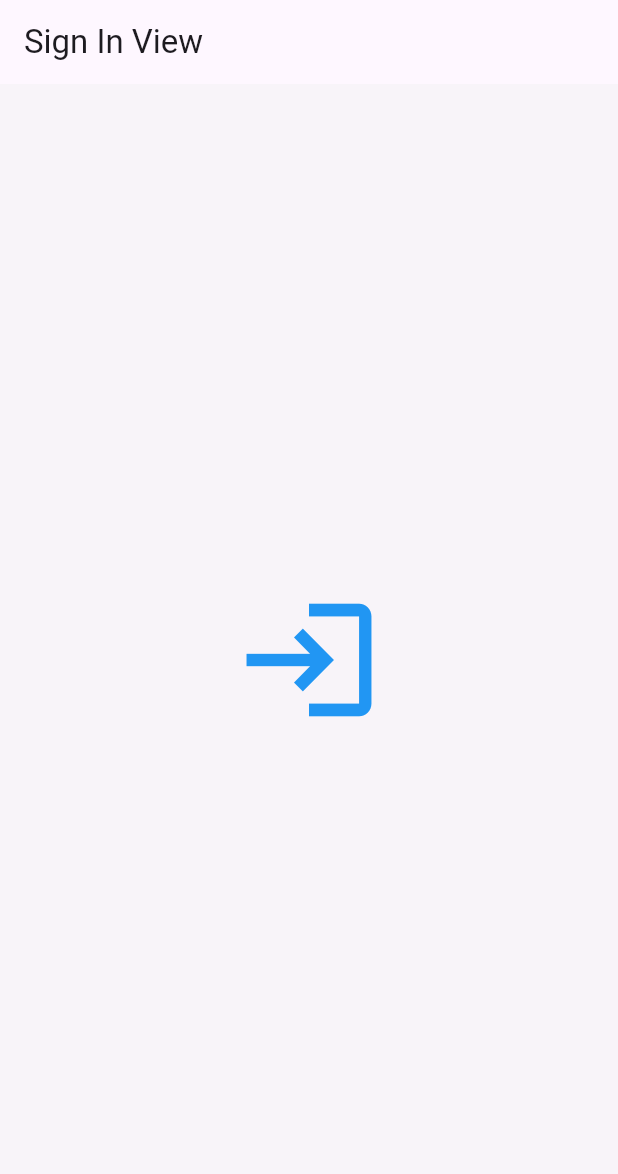
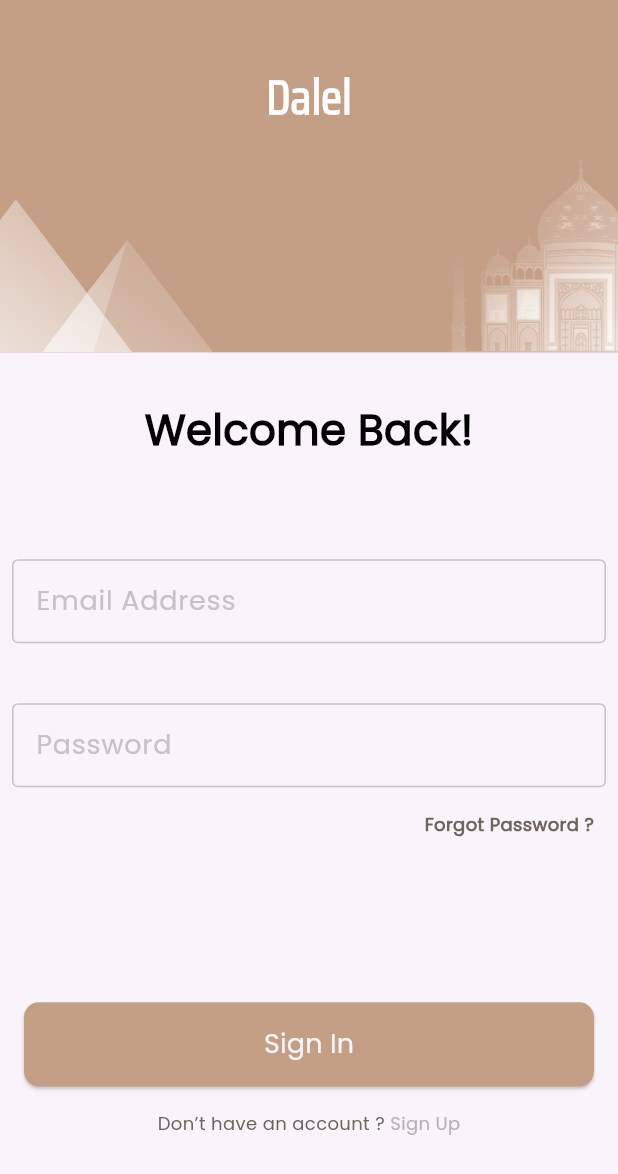
Before and after one commit to 3liMagdy/Dalel, a Flutter app: the SignInView screen opened by its route, on a phone screen of 412 x 824 dp. Shown: the top 1174 px of the screen. Run offline on Flutter 3.47's test engine with Material 3 defaults, Android fonts, the phone set to English and light mode, and no system bars; our stand-ins replace bloc, equatable, firebase_auth, firebase_core, flutter_bloc, flutter_svg and 5 more; accounts and stored records are empty.

Commit message:
craet sign in view

```diff
--- a/lib/core/routes/app_router.dart
+++ b/lib/core/routes/app_router.dart
@@ -1,4 +1,5 @@
 import 'package:dalel/features/auth/presentation/manger/cubit/auth_cubit.dart';
+import 'package:dalel/features/auth/presentation/view/forget_password_view.dart';
 import 'package:dalel/features/auth/presentation/view/sign_in_view.dart';
 import 'package:dalel/features/auth/presentation/view/sign_up_view.dart';
 import 'package:dalel/features/home/presentation/views/view/home_view.dart';
@@ -13,6 +14,7 @@ abstract class AppRouter {
   static const String kSignUpRoute = "/signUp";
   static const String kSignInRoute = "/signIn";
   static const String kHomeRoute = "/home";
+  static const String kForgetPasswordRoute = "/forgetPassword";
 }
 
 final GoRouter router = GoRouter(
@@ -41,8 +43,13 @@ final GoRouter router = GoRouter(
       ),
     ),
       GoRoute(
+      path: AppRouter.kForgetPasswordRoute,
+      builder: (context, state) => const ForgetPasswordView(),
+    ),
+      GoRoute(
       path: AppRouter.kHomeRoute,
       builder: (context, state) => const HomeView(),
     ),
+
   ],
 );
--- a/lib/core/utils/app_text_styles.dart
+++ b/lib/core/utils/app_text_styles.dart
@@ -14,6 +14,12 @@ abstract class CustomTextStyles {
     fontSize: 28,
     fontWeight: FontWeight.w600,
     color: Colors.black,
+    fontFamily: "Poppins",
+  );
+   static final poppins600style12 = TextStyle(
+    fontSize: 12,
+    fontWeight: FontWeight.w600,
+    color: Color(0xFF6F6460),
     fontFamily: "Poppins",
   );
 
@@ -59,4 +65,10 @@ abstract class CustomTextStyles {
     color: Colors.white,
     fontFamily: "Pacifico",
   );
+   static const saira700style32 = TextStyle(
+    fontSize: 32,
+    fontWeight: FontWeight.w700,
+    color: Colors.white,
+    fontFamily: "Saira",
+  );
   }
--- /dev/null
+++ b/lib/features/auth/presentation/view/forget_password_view.dart
@@ -0,0 +1,17 @@
+
+
+import 'package:flutter/material.dart';
+
+class ForgetPasswordView extends StatelessWidget {
+  const ForgetPasswordView({super.key});
+
+  @override
+  Widget build(BuildContext context) {
+    return Scaffold(
+      appBar: AppBar(),
+      body: Center(
+        child: Text('Forget Password View'),
+      ),
+    );
+  }
+}
--- a/lib/features/auth/presentation/view/sign_in_view.dart
+++ b/lib/features/auth/presentation/view/sign_in_view.dart
@@ -1,7 +1,7 @@
-
-
-import 'package:dalel/core/functions/navigation.dart';
-import 'package:dalel/core/routes/app_router.dart';
+import 'package:dalel/core/utils/app_string.dart';
+import 'package:dalel/features/auth/presentation/widgets/banner_sign_in.dart';
+import 'package:dalel/features/auth/presentation/widgets/custom_signin_from.dart';
+import 'package:dalel/features/auth/presentation/widgets/welcome_text_widget.dart';
 import 'package:flutter/material.dart';
 
 class SignInView extends StatelessWidget {
@@ -10,18 +10,16 @@ class SignInView extends StatelessWidget {
   @override
   Widget build(BuildContext context) {
     return Scaffold(
-      appBar: AppBar(
-        title: const Text('Sign In View'),
+      body: CustomScrollView(
+
+        slivers: [
+          SliverToBoxAdapter(child: BannerSignIn()),
+          SliverToBoxAdapter(child: SizedBox(height: 32)),
+          SliverToBoxAdapter(child: WelcomeTextWidget(text: AppStrings.welcomeBack)),
+          SliverToBoxAdapter(child: SizedBox(height: 42)),
+          SliverToBoxAdapter(child: CustomSigninFrom(),)
+          ],
       ),
-      body: Center(
-        child: IconButton(
-          icon: const Icon(Icons.login),
-          iconSize: 100,
-          color: Colors.blue,
-          onPressed: (){
-            customNavigatepushReplacement(context, AppRouter.kSignUpRoute);
-          },
-      ),
-    ));
+    );
   }
 }
--- /dev/null
+++ b/lib/features/auth/presentation/widgets/banner_sign_in.dart
@@ -0,0 +1,35 @@
+import 'package:dalel/core/utils/app_assets.dart';
+import 'package:dalel/core/utils/app_colors.dart';
+import 'package:dalel/core/utils/app_string.dart';
+import 'package:dalel/core/utils/app_text_styles.dart';
+import 'package:flutter/material.dart';
+import 'package:flutter_svg/svg.dart';
+
+class BannerSignIn extends StatelessWidget {
+  const BannerSignIn({super.key});
+
+  @override
+  Widget build(BuildContext context) {
+    final double hight = MediaQuery.of(context).size.height;
+    print(hight * 0.28505774278);
+    return Container(
+      height: hight * 0.28505774278,
+      decoration: BoxDecoration(color: AppColors.primaryColor),
+      child: Column(
+        mainAxisAlignment: MainAxisAlignment.end,
+        children: [
+          Text(AppStrings.appName, style: CustomTextStyles.saira700style32),
+          SizedBox(height: 18),
+          Row(
+            crossAxisAlignment: CrossAxisAlignment.end,
+            mainAxisAlignment: MainAxisAlignment.spaceBetween,
+            children: [
+              SvgPicture.asset(AppAssets.vector1),
+              SvgPicture.asset(AppAssets.vector2),
+            ],
+          ),
+        ],
+      ),
+    );
+  }
+}
--- /dev/null
+++ b/lib/features/auth/presentation/widgets/custom_section_one_from.dart
@@ -0,0 +1,43 @@
+
+
+
+import 'package:dalel/core/functions/navigation.dart';
+import 'package:dalel/core/routes/app_router.dart';
+import 'package:dalel/core/utils/app_string.dart';
+import 'package:dalel/features/auth/presentation/widgets/custom_text_field.dart';
+import 'package:dalel/features/auth/presentation/widgets/forgot%20_password.dart';
+import 'package:flutter/material.dart';
+
+class Custom_section_one_from extends StatelessWidget {
+  const Custom_section_one_from({super.key});
+
+  @override
+  Widget build(BuildContext context) {
+    return Column(
+       crossAxisAlignment: CrossAxisAlignment.end,
+      children: [
+        CustomTextFormField(
+          labelText: AppStrings.emailAddress,
+          onChanged: (email) {
+            // Handle email input change
+          },
+        ),
+        SizedBox(height: 16),
+        CustomTextFormField(
+          labelText: AppStrings.password,
+          obscureText: true,
+          onChanged: (password) {
+            // Handle password input change
+          },
+        ),
+        SizedBox(height: 16),
+        GestureDetector(
+          onTap: () {
+        customNavigatepushReplacement(context, AppRouter.kForgetPasswordRoute);
+          },
+          child: ForgotPassword(),
+        ),
+      ],
+    );
+  }
+}
--- /dev/null
+++ b/lib/features/auth/presentation/widgets/custom_section_two_from.dart
@@ -0,0 +1,41 @@
+
+
+
+import 'package:dalel/core/functions/navigation.dart';
+import 'package:dalel/core/routes/app_router.dart';
+import 'package:dalel/core/utils/app_string.dart';
+import 'package:dalel/core/widgets/custom_btn.dart';
+import 'package:dalel/features/auth/presentation/widgets/have_an_account_widget.dart';
+import 'package:flutter/material.dart';
+
+class Custom_section_two_feom extends StatelessWidget {
+  const Custom_section_two_feom({super.key});
+
+  @override
+  Widget build(BuildContext context) {
+     final double hight = MediaQuery.of(context).size.height;
+    return Column(
+      children: [
+ SizedBox(height: hight * 0.1338582677),
+          Padding(
+            padding: const EdgeInsets.symmetric(horizontal: 16.0),
+            child: CustomBtn(
+              text: AppStrings.signIn,
+              onPressed: () {
+                customNavigatepushReplacement(context, AppRouter.kHomeRoute);
+              },
+            ),
+          ),
+          SizedBox(height: 16),
+          HaveAnAccountWidget(
+            text1: AppStrings.dontHaveAnAccount,
+            text2: AppStrings.signUp,
+            onTap: () {
+              customNavigatepushReplacement(context, AppRouter.kSignUpRoute);
+            },
+          ),
+          SizedBox(height: 40),
+      ],
+    );
+  }
+}
--- /dev/null
+++ b/lib/features/auth/presentation/widgets/custom_signin_from.dart
@@ -0,0 +1,21 @@
+import 'package:dalel/features/auth/presentation/widgets/custom_section_one_from.dart';
+import 'package:dalel/features/auth/presentation/widgets/custom_section_two_from.dart';
+import 'package:flutter/material.dart';
+
+class CustomSigninFrom extends StatelessWidget {
+  const CustomSigninFrom({super.key});
+
+  @override
+  Widget build(BuildContext context) {
+
+    return Form(
+      child: Column(
+        crossAxisAlignment: CrossAxisAlignment.end,
+        children: [
+         Custom_section_one_from(),
+         Custom_section_two_feom(),
+        ],
+      ),
+    );
+  }
+}
--- /dev/null
+++ b/lib/features/auth/presentation/widgets/forgot _password.dart
@@ -0,0 +1,18 @@
+import 'package:dalel/core/utils/app_string.dart';
+import 'package:dalel/core/utils/app_text_styles.dart';
+import 'package:flutter/material.dart';
+
+class ForgotPassword extends StatelessWidget {
+  const ForgotPassword({super.key});
+
+  @override
+  Widget build(BuildContext context) {
+    return Padding(
+      padding: const EdgeInsets.only(right: 16.0),
+      child: Text(
+        AppStrings.forgotPassword,
+        style: CustomTextStyles.poppins600style12,
+      ),
+    );
+  }
+}
--- a/lib/features/splash/presentation/views/splash_view.dart
+++ b/lib/features/splash/presentation/views/splash_view.dart
@@ -51,7 +51,7 @@ class _SplashViewState extends State<SplashView> {
       if(FirebaseAuth.instance.currentUser != null){
         context.go(AppRouter.kHomeRoute);
       } else {
-      context.go(AppRouter.kSignUpRoute);}
+      context.go(AppRouter.kSignInRoute);}
     } else {
       context.go(AppRouter.konBoardingRoute);
     }
--- a/pubspec.yaml
+++ b/pubspec.yaml
@@ -35,6 +35,7 @@ dependencies:
   flutter:
     sdk: flutter
   flutter_bloc: ^9.1.1
+  flutter_svg: ^2.2.3
   fluttertoast: ^9.0.0
   get_it: ^9.2.1
   go_router: ^17.1.0
@@ -77,6 +78,9 @@ flutter:
     - family: Poppins
       fonts:
         - asset: Assets/fonts/Poppins-Regular.ttf
+    - family: Saira
+      fonts:
+        - asset: Assets/fonts/Saira_Condensed-Regular.ttf
   #       - asset: fonts/Schyler-Italic.ttf
   #         style: italic
   #   - family: Trajan Pro
```
Also changed, not shown: Assets/fonts/Saira_Condensed-Regular.ttf (added), pubspec.lock.
